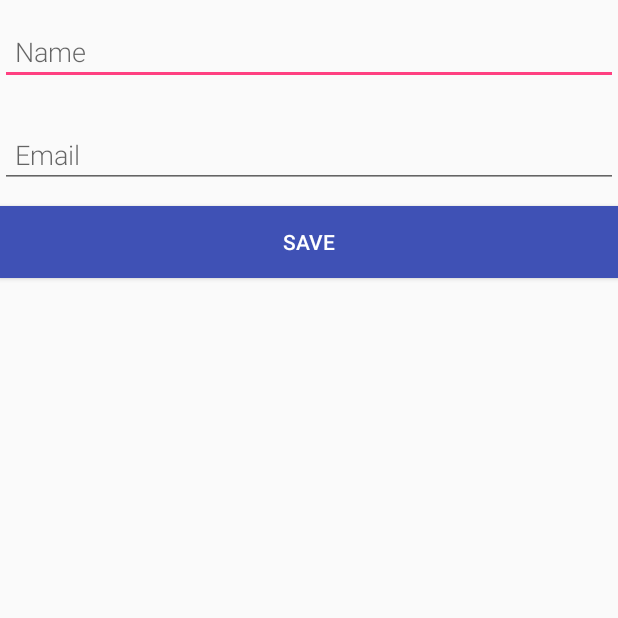
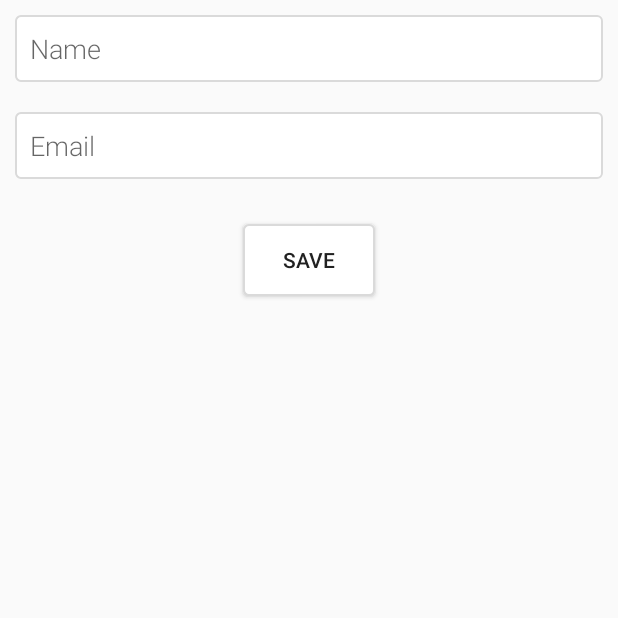
Before and after one commit to sadikuls/Room-Peristence-Database, an Android app: the screen it shows after launch (AddNewUserActivity), after a tap on an icon or button, on a phone screen of 412 x 824 dp, the top half of it. Run offline under Robolectric (Android 15) with nearby library versions, the phone set to English and light mode, and no system bars; our stand-ins replace Room's generated code.

Commit message:
Changes in design

```diff
--- a/app/build.gradle
+++ b/app/build.gradle
@@ -27,6 +27,7 @@ dependencies {
     implementation fileTree(dir: 'libs', include: ['*.jar'])
     implementation "com.android.support:appcompat-v7:$projectVersion"
     implementation "com.android.support:design:$projectVersion"
+    implementation "com.android.support:cardview-v7:$projectVersion"
     implementation 'com.android.support.constraint:constraint-layout:1.1.2'
     implementation "com.android.support:recyclerview-v7:$projectVersion"
     testImplementation 'junit:junit:4.12'
--- a/app/src/main/java/com/sadikul/stepstoroom/Adapters/UserAdapter.java
+++ b/app/src/main/java/com/sadikul/stepstoroom/Adapters/UserAdapter.java
@@ -1,7 +1,6 @@
 package com.sadikul.stepstoroom.Adapters;
 
 import android.content.Context;
-import android.support.annotation.NonNull;
 import android.support.v7.widget.RecyclerView;
 import android.view.LayoutInflater;
 import android.view.View;
@@ -9,8 +8,7 @@ import android.view.ViewGroup;
 import android.widget.TextView;
 
 import com.sadikul.stepstoroom.R;
-import com.sadikul.stepstoroom.User;
-import com.sadikul.stepstoroom.ViewModel.UserViewModel;
+import com.sadikul.stepstoroom.Persistence.User_Table.User;
 
 import java.util.List;
 
--- a/app/src/main/java/com/sadikul/stepstoroom/Utils/AppDatabase.java
+++ b/app/src/main/java/com/sadikul/stepstoroom/Persistence/AppDatabase.java
@@ -1,15 +1,12 @@
-package com.sadikul.stepstoroom.Utils;
+package com.sadikul.stepstoroom.Persistence;
 
-import android.arch.persistence.db.SupportSQLiteDatabase;
 import android.arch.persistence.room.Database;
 import android.arch.persistence.room.Room;
 import android.arch.persistence.room.RoomDatabase;
 import android.content.Context;
-import android.os.AsyncTask;
-import android.support.annotation.NonNull;
 
-import com.sadikul.stepstoroom.User;
-import com.sadikul.stepstoroom.UserDao;
+import com.sadikul.stepstoroom.Persistence.Dao.UserDao;
+import com.sadikul.stepstoroom.Persistence.User_Table.User;
 
 /*created room database by extending RoomDatabase class . This is an abstract class that contains
 abstract method that will return dao object
@@ -19,7 +16,7 @@ public abstract class AppDatabase extends RoomDatabase {
     public abstract UserDao userDao();
     public static AppDatabase mInstance;
 
-    static AppDatabase getDatabase(Context context) {
+    public static AppDatabase getDatabase(Context context) {
         if (mInstance == null) {
             synchronized (AppDatabase.class) {
                 if (mInstance == null) {
--- a/app/src/main/java/com/sadikul/stepstoroom/UserDao.java
+++ b/app/src/main/java/com/sadikul/stepstoroom/Persistence/Dao/UserDao.java
@@ -1,10 +1,11 @@
-package com.sadikul.stepstoroom;
+package com.sadikul.stepstoroom.Persistence.Dao;
 
 import android.arch.lifecycle.LiveData;
 import android.arch.persistence.room.Dao;
-import android.arch.persistence.room.Delete;
 import android.arch.persistence.room.Insert;
 import android.arch.persistence.room.Query;
+
+import com.sadikul.stepstoroom.Persistence.User_Table.User;
 
 import java.util.List;
 
--- a/app/src/main/java/com/sadikul/stepstoroom/User.java
+++ b/app/src/main/java/com/sadikul/stepstoroom/Persistence/User_Table/User.java
@@ -1,4 +1,4 @@
-package com.sadikul.stepstoroom;
+package com.sadikul.stepstoroom.Persistence.User_Table;
 
 import android.arch.persistence.room.ColumnInfo;
 import android.arch.persistence.room.Entity;
--- a/app/src/main/java/com/sadikul/stepstoroom/ViewModel/UserViewModel.java
+++ b/app/src/main/java/com/sadikul/stepstoroom/Persistence/ViewModel/UserViewModel.java
@@ -1,12 +1,12 @@
-package com.sadikul.stepstoroom.ViewModel;
+package com.sadikul.stepstoroom.Persistence.ViewModel;
 
 import android.app.Application;
 import android.arch.lifecycle.AndroidViewModel;
 import android.arch.lifecycle.LiveData;
 import android.support.annotation.NonNull;
 
-import com.sadikul.stepstoroom.User;
-import com.sadikul.stepstoroom.Utils.UserRepository;
+import com.sadikul.stepstoroom.Persistence.User_Table.User;
+import com.sadikul.stepstoroom.Persistence.UserRepository;
 
 import java.util.List;
 
--- /dev/null
+++ b/app/src/main/res/drawable/edittext_background.xml
@@ -0,0 +1,11 @@
+<?xml version="1.0" encoding="utf-8"?>
+<selector xmlns:android="http://schemas.android.com/apk/res/android">
+    <item>
+        <shape android:shape="rectangle">
+            <corners android:radius="3dp"></corners>
+            <solid android:color="#ffffff"></solid>
+            <stroke android:color="#dadada"
+                android:width="1dp"></stroke>
+        </shape>
+    </item>
+</selector>
--- a/app/src/main/res/layout/activity_add_new_user.xml
+++ b/app/src/main/res/layout/activity_add_new_user.xml
@@ -7,13 +7,13 @@
     <EditText
         android:id="@+id/edit_name"
         android:layout_width="match_parent"
+        android:background="@drawable/edittext_background"
         android:layout_height="wrap_content"
         android:fontFamily="sans-serif-light"
         android:hint="@string/hint_name"
         android:inputType="textAutoComplete"
         android:padding="10dp"
-        android:layout_marginBottom="12dp"
-        android:layout_marginTop="12dp"
+        android:layout_margin="10dp"
         android:textSize="18sp" />
 
     <EditText
@@ -21,19 +21,21 @@
         android:layout_width="match_parent"
         android:layout_height="wrap_content"
         android:fontFamily="sans-serif-light"
+        android:background="@drawable/edittext_background"
         android:hint="@string/hint_email"
+        android:layout_margin="10dp"
         android:inputType="textAutoComplete"
         android:padding="10dp"
-        android:layout_marginBottom="12dp"
-        android:layout_marginTop="12dp"
         android:textSize="18sp" />
 
     <Button
         android:id="@+id/button_save"
-        android:layout_width="match_parent"
+        android:layout_width="wrap_content"
+        android:layout_gravity="center_horizontal"
+        android:layout_marginTop="20dp"
+        android:background="@drawable/edittext_background"
         android:layout_height="wrap_content"
-        android:background="@color/colorPrimary"
         android:text="@string/button_save"
-        android:textColor="#ffffff" />
+        android:textColor="#212121" />
 
 </LinearLayout>
```
Also changed, not shown: app/src/main/java/com/sadikul/stepstoroom/Activities/HomeActivity.java (+2 -7 lines), app/src/main/java/com/sadikul/stepstoroom/Persistence/UserRepository.java (renamed from app/src/main/java/com/sadikul/stepstoroom/Utils/UserRepository.java, +3 -6 lines), app/src/main/res/layout/item_recyclerview.xml (+7 -0 lines), app/src/main/res/values/styles.xml (+11 -3 lines).
